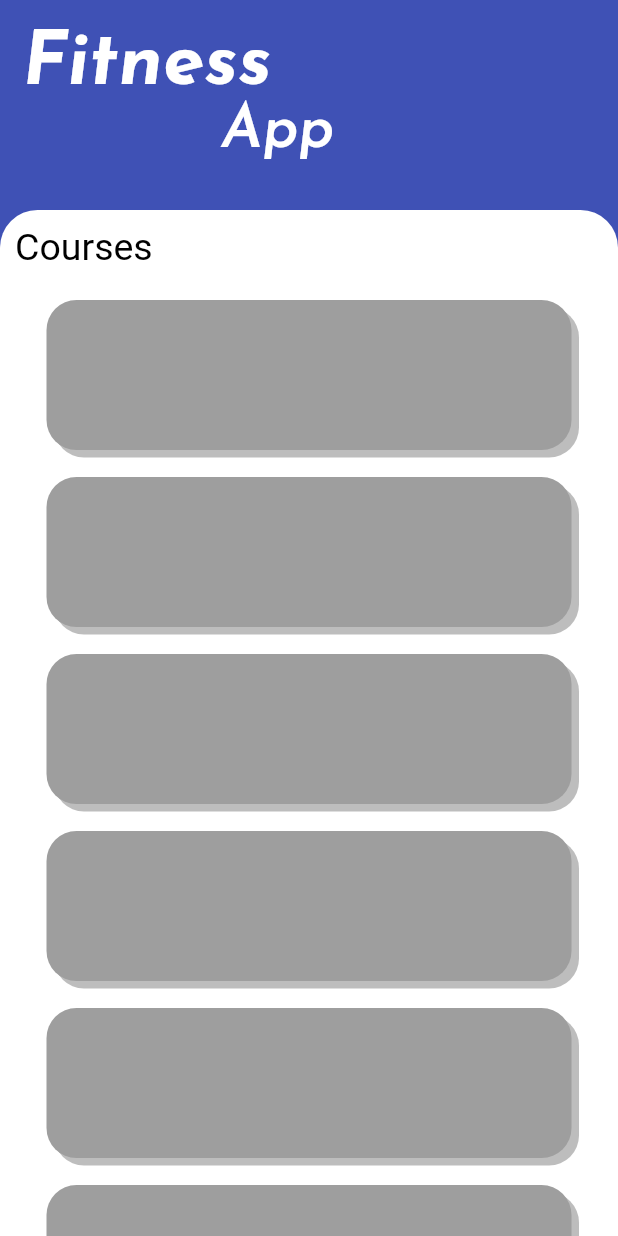
After one commit to MosaNameer/FluterTask, a Flutter app: the screen it shows after launch, after a tap on "Skip", on a phone screen of 412 x 824 dp. The commit adds this screen. Run offline on Flutter 3.47's test engine with Material 2 defaults, Android fonts, the phone set to English and light mode, and no system bars; our stand-ins replace firebase_auth, firebase_core; accounts and stored records are empty; Roboto replaces fonts that are missing (JosefinSans-Italic).

Commit message:
homePage

```diff
--- a/flutterproject/lib/main.dart
+++ b/flutterproject/lib/main.dart
@@ -3,9 +3,9 @@ import 'package:flutterproject/screens/home_screen.dart';
 import 'package:flutterproject/screens/intro_screen.dart';
 import 'package:flutterproject/screens/login_screen.dart';
 import 'package:firebase_core/firebase_core.dart';
-  Future<void> main()    async {
-  WidgetsFlutterBinding.ensureInitialized();
-  await Firebase.initializeApp();
+   main()    {
+  // WidgetsFlutterBinding.ensureInitialized();
+  // await Firebase.initializeApp();
   runApp(const MyApp());
 }
 
--- a/flutterproject/lib/screens/home_screen.dart
+++ b/flutterproject/lib/screens/home_screen.dart
@@ -1,14 +1,88 @@
 import 'package:flutter/material.dart';
+import 'package:flutterproject/widgets/cart.dart';
+
 class home_screen extends StatelessWidget {
   const home_screen({Key? key}) : super(key: key);
 
   @override
   Widget build(BuildContext context) {
-    return Scaffold(
-      backgroundColor: Colors.indigo,
-      body:Center(
-        child: Text(" Home page" ,style: TextStyle(fontSize: 25,color: Colors.white)),
-      ) ,
+    return  Scaffold(
+    //  backgroundColor: Colors.white,
+      body: SafeArea(
+       // bottom: false,
+        child: Column(
+          children: [
+            Expanded(
+              child: Stack(
+                children: [
+                  SizedBox(
+                    height: 180,
+                    width: MediaQuery.of(context).size.width,
+                    child: Container(
+                      alignment: Alignment.topLeft,
+                      decoration:const BoxDecoration(
+
+                      color: Colors.indigo,
+                      ),
+                      child: Column(
+                        children:   const [
+                          Padding(padding: EdgeInsets.only(top: 18)),
+                          Text(" Fitness   ",
+                          style: TextStyle(fontSize: 50 , color: Colors.white,
+                            fontFamily: 'JosefinSans',
+                              fontWeight: FontWeight.w700
+
+                          ),
+                        ),
+                          Text("            App",
+                            style: TextStyle(fontSize: 40 , color: Colors.white,
+                                fontFamily: 'JosefinSans',
+                              fontWeight: FontWeight.w600
+
+                            ),
+                          ),
+
+                        ],),
+                    ),
+                  ),
+                  Container(
+                    margin:const EdgeInsets.only(top: 140.0),
+                    decoration:const BoxDecoration(
+                      color: Colors.white,
+                      borderRadius: BorderRadius.only(
+                        topLeft: Radius.circular(25),
+                        topRight: Radius.circular(25),
+                      ),
+                    ),
+                  ),
+                        const Padding(
+                           padding: EdgeInsets.only(top: 150,left: 10),
+                          child:Text('Courses',
+                            style: TextStyle(fontSize: 25 , color: Colors.black,
+                              fontFamily: 'JosefinSans-Italic',
+
+
+                          ),) ,
+                           ),
+
+                         Container(
+                                  margin: EdgeInsets.only(top: 200.0,),
+                                  // child:
+                                  // ListView.builder(
+                                  //   itemCount: 6,
+                                  //   itemBuilder:  (context, index) =>Column(
+                                  //     children: const [
+                                  child:   mycart(),
+                                  //   ],
+                                  // )
+                                ),
+
+                         // ),
+
+                ],),
+            ),
+          ],),
+      ),
     );
   }
 }
--- a/flutterproject/lib/screens/intro_screen.dart
+++ b/flutterproject/lib/screens/intro_screen.dart
@@ -1,4 +1,5 @@
 import 'package:flutter/material.dart';
+import 'package:flutterproject/screens/home_screen.dart';
 import 'package:flutterproject/screens/login_screen.dart';
 import 'package:flutterproject/widgets/orginalbutton.dart';
 
@@ -19,11 +20,25 @@ class _intro_screenState extends State<intro_screen> {
         child: Column(
           mainAxisAlignment: MainAxisAlignment.spaceBetween,
           children: [
+            Padding(
+              padding: EdgeInsets.only(left: 310,top: 10),
+              child: InkWell(
+                onTap: () {
+                 Navigator.of(context).pushNamed('home');
+                },
+                child: const Text("Skip",
+                style: TextStyle(
+                  fontSize: 20,
+                  color: Colors.white,
+                ),
+                ),
+              ),
+            ),
             const SizedBox(),
             Image.asset("assets/image/logo.png"),
-
             //start button
-           orginalbutton(text: "Get Started", textcolor: Colors.indigo, bgcolor: Colors.white,
+           orginalbutton(text: "Get Started",
+               textcolor: Colors.indigo, bgcolor: Colors.white,
            onpressed: (){
                Navigator.of(context).pushNamed('login');
            }
--- /dev/null
+++ b/flutterproject/lib/widgets/cart.dart
@@ -0,0 +1,34 @@
+import 'package:flutter/material.dart';
+
+class mycart extends StatelessWidget {
+  const mycart({Key? key}) : super(key: key);
+
+  @override
+  Widget build(BuildContext context) {
+    return ListView.builder(
+        itemCount: 6,
+        itemBuilder:  (context, index) =>
+      Column(
+      children: [
+        SizedBox(
+          height: 100, width: 350,
+          child: Container(
+            decoration: BoxDecoration(
+                boxShadow:const [
+                  BoxShadow(
+                    color: Colors.black26,
+                    offset: Offset(5, 5),
+                  )
+                ],
+                borderRadius: BorderRadius.circular(20),
+                //image: DecorationImage(image: AssetImage("assets/image/Yoga.jpg"),fit: BoxFit.fill)
+                color: Colors.grey
+            ),
+          ),
+        ),
+        SizedBox(height: 18,)
+      ],
+      )
+    );
+  }
+}
--- a/flutterproject/lib/widgets/form.dart
+++ b/flutterproject/lib/widgets/form.dart
@@ -1,4 +1,5 @@
 import 'package:flutter/material.dart';
+import 'package:flutterproject/screens/home_screen.dart';
 import 'package:flutterproject/screens/login_screen.dart';
 import 'package:flutterproject/servers/auth.dart';
 import 'package:flutterproject/widgets/orginalbutton.dart';
```
Also changed, not shown: flutterproject/pubspec.yaml (+6 -21 lines), flutterproject/assets/fonts/JosefinSans-Italic-VariableFont_wght.ttf (added), flutterproject/assets/image/Running.jpg (added), flutterproject/assets/image/Yoga.jpg (added), flutterproject/assets/image/log.jpg (deleted), flutterproject/assets/image/logo.jpg (deleted), flutterproject/assets/image/mg.jpg (added).
